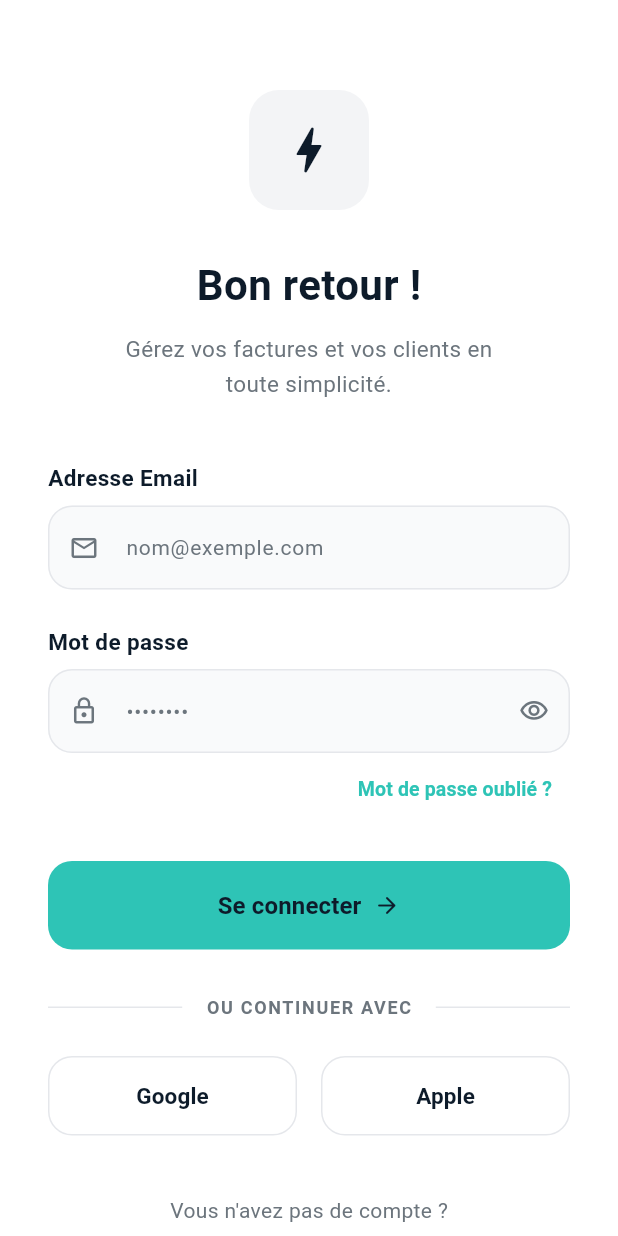
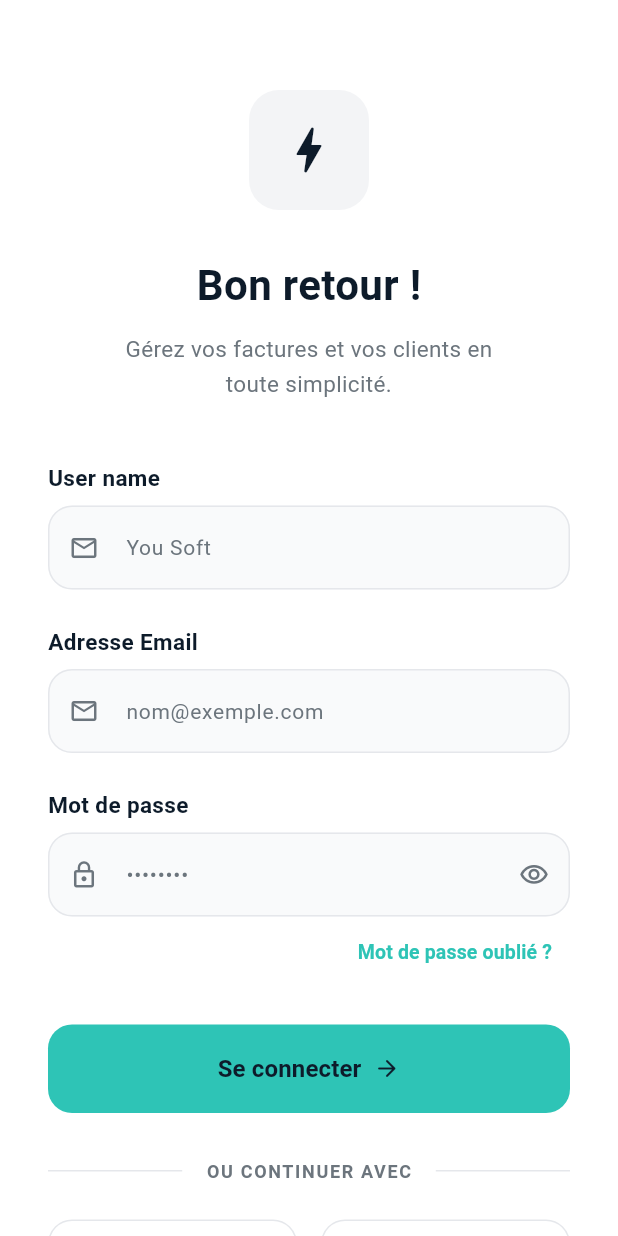
Before and after one commit to D-TECH-DEV/invoksa-mobile, a Flutter app: the screen it shows after launch, on a phone screen of 412 x 824 dp. Run offline on Flutter 3.47's test engine with Material 3 defaults, Android fonts, the phone set to English and light mode, and no system bars; our stand-ins replace flutter_secure_storage; missing offline and left inert: dart:ffi.

Commit message:
auth et liste de client

```diff
--- a/lib/core/services/token_service.dart
+++ b/lib/core/services/token_service.dart
@@ -1,7 +1,7 @@
 import 'package:flutter_secure_storage/flutter_secure_storage.dart';
 
 class TokenService {
-  final _storage = const FlutterSecureStorage();
+  final FlutterSecureStorage _storage = const FlutterSecureStorage();
 
   Future<void> saveToken(String token) async {
     await _storage.write(key: 'jwt_token', value: token);
--- a/lib/models/client.dart
+++ b/lib/models/client.dart
@@ -6,8 +6,8 @@ class Client {
   final String name;
   final String email;
   final String phone;
-  final String address;
-  final User? user;
+  final String? address;
+  //final User? user;
   final DateTime createdAt;
   final DateTime updatedAt;
   final List<Invoice>? invoices;
@@ -17,8 +17,8 @@ class Client {
     required this.name,
     required this.email,
     required this.phone,
-    required this.address,
-    this.user,
+    this.address,
+    //this.user,
     DateTime? createdAt,
     DateTime? updatedAt,
     this.invoices,
@@ -27,16 +27,10 @@ class Client {
 
   factory Client.fromJson(Map<String, dynamic> json) => Client(
     id: json['id'],
-    name: json['name'],
-    email: json['email'],
-    phone: json['phone'],
+    name: json['name'] ?? '',
+    email: json['email'] ?? '',
+    phone: json['phone'] ?? '',
     address: json['address'],
-    user: json['user'] != null ? User.fromJson(json['user']) : null,
-    createdAt: DateTime.parse(json['createdAt']),
-    updatedAt: DateTime.parse(json['updatedAt']),
-    invoices: json['invoices'] != null
-        ? List<Invoice>.from(json['invoices'].map((x) => Invoice.fromJson(x)))
-        : [],
   );
 
   Map<String, dynamic> toJson() => {
@@ -45,7 +39,7 @@ class Client {
     'email': email,
     'phone': phone,
     'address': address,
-    'user': user?.toJson(),
+    //'user': user?.toJson(),
     'createdAt': createdAt.toIso8601String(),
     'updatedAt': updatedAt.toIso8601String(),
     'invoices': invoices?.map((x) => x.toJson()).toList(),
--- a/lib/models/user.dart
+++ b/lib/models/user.dart
@@ -27,13 +27,13 @@ class User {
 
   factory User.fromJson(Map<String, dynamic> json) => User(
     id: json['id'],
-    username: json['username'],
-    email: json['email'],
+    username: json['username'] ?? '',
+    email: json['email'] ?? '',
     password: json['password'] ?? '',
-    role: json['role'],
+    role: json['role'] ?? 'USER',
     emailVerified: json['emailVerified'] ?? false,
-    createdAt: DateTime.parse(json['createdAt']),
-    updatedAt: DateTime.parse(json['updatedAt']),
+    createdAt: json['createdAt'] != null ? DateTime.parse(json['createdAt']) : DateTime.now(),
+    updatedAt: json['updatedAt'] != null ? DateTime.parse(json['updatedAt']) : DateTime.now(),
     clients: json['clients'] != null
         ? List<Client>.from(json['clients'].map((x) => Client.fromJson(x)))
         : [],
@@ -41,9 +41,9 @@ class User {
 
   Map<String, dynamic> toJson() => {
     'id': id,
-    'username': username,
-    'email': email,
-    'password': password,
+    'username': username ?? "",
+    'email': email ?? "",
+    'password': password ?? "",
     'role': role,
     'emailVerified': emailVerified,
     'createdAt': createdAt.toIso8601String(),
--- a/lib/repositories/auth_repository.dart
+++ b/lib/repositories/auth_repository.dart
@@ -2,27 +2,62 @@ import 'dart:convert';
 import 'package:http/http.dart' as http;
 import 'package:invoksa/core/constants/api_constants.dart';
 import 'package:invoksa/core/services/api_service.dart';
+import '../core/services/token_service.dart';
 import '../models/user.dart';
 
 class AuthRepository {
-  final String baseUrl = "http://10.0.2.2:8080/api";
+  final ApiService _apiService = ApiService();
+  final TokenService _tokenService = TokenService();
 
-  Future<User> login(String email, String password) async {
+  Future<Map<String, dynamic>> login(String username, String email, String password) async {
     final response = await http.post(
       Uri.parse(ApiConstants.login),
       headers: {
         'Content-Type': 'application/json',
       },
       body: jsonEncode({
+        "username": username,
         "email": email,
         "password": password,
       }),
     );
 
+    final Map<String, dynamic> data = jsonDecode(response.body);
+
     if (response.statusCode == 200) {
-      return User.fromJson(jsonDecode(response.body));
+      _tokenService.saveToken(data['token']);
+      return {
+        "user": User.fromJson(data['user']),
+        //"token": data['token'],
+      };
     } else {
-      throw Exception("Email ou mot de passe incorrect");
+      throw Exception(data['error'] ?? "Email ou mot de passe incorrect !");
+    }
+  }
+
+  Future<User> register(String username, String email, String password) async {
+    final response = await http.post(
+      Uri.parse(ApiConstants.register),
+      headers: {
+        'Content-Type': 'application/json',
+      },
+      body: jsonEncode({
+        "username": username,
+        "email": email,
+        "password": password,
+        "role": "ROLE_USER"
+      }),
+    );
+
+    final Map<String, dynamic> data = jsonDecode(response.body);
+
+    if (response.statusCode == 200 || response.statusCode == 201) {
+      if (data.containsKey('user')) {
+         return User.fromJson(data['user']);
+      }
+      return User.fromJson(data);
+    } else {
+      throw Exception(data['message'] ?? "Erreur lors de l'inscription");
     }
   }
 }
--- a/lib/views/auth/login_screen.dart
+++ b/lib/views/auth/login_screen.dart
@@ -1,14 +1,31 @@
 import 'package:flutter/material.dart';
 import '../../core/routes/app_routes.dart';
+import '../../view_models/auth/login_viewmodel.dart';
 import 'widgets/auth_widgets.dart';
 import '../../core/constants/app_colors.dart';
 import '../../core/constants/app_spacing.dart';
 
-class LoginScreen extends StatelessWidget {
-  const LoginScreen({Key? key}) : super(key: key);
+class LoginScreen extends StatefulWidget {
+  const LoginScreen({super.key});
+
+  @override
+  State<LoginScreen> createState() => _LoginScreenState();
+}
+
+class _LoginScreenState extends State<LoginScreen> {
+  final LoginViewModel _viewModel = LoginViewModel();
+
+  @override
+  void dispose() {
+    _viewModel.dispose();
+    super.dispose();
+  }
 
   @override
   Widget build(BuildContext context) {
+    return ListenableBuilder(
+      listenable: _viewModel,
+      builder: (context, child) {
         return Scaffold(
           backgroundColor: Colors.white,
           body: SafeArea(
@@ -18,7 +35,6 @@ class LoginScreen extends StatelessWidget {
                 children: [
                   const SizedBox(height: 60),
 
-              /// Logo Container
                   Container(
                     padding: const EdgeInsets.all(20),
                     decoration: BoxDecoration(
@@ -57,19 +73,53 @@ class LoginScreen extends StatelessWidget {
 
                   const SizedBox(height: 40),
 
-              const AuthTextField(
-                label: 'Adresse Email',
-                hint: 'nom@exemple.com',
+                  if (_viewModel.errorMessage != null) ...[
+                    Container(
+                      padding: const EdgeInsets.all(12),
+                      decoration: BoxDecoration(
+                        color: Colors.red.withOpacity(0.1),
+                        borderRadius: BorderRadius.circular(8),
+                      ),
+                      child: Row(
+                        children: [
+                          const Icon(Icons.error_outline, color: Colors.red, size: 20),
+                          const SizedBox(width: 12),
+                          Expanded(
+                            child: Text(
+                              _viewModel.errorMessage!,
+                              style: const TextStyle(color: Colors.red, fontSize: 13),
+                            ),
+                          ),
+                        ],
+                      ),
+                    ),
+                    const SizedBox(height: 20),
+                  ],
+
+                  AuthTextField(
+                    label: 'User name',
+                    hint: 'You Soft',
                     icon: Icons.mail_outline,
+                    controller: _viewModel.nameController,
                   ),
 
                   const SizedBox(height: AppSpacing.lg),
 
-              const AuthTextField(
+                  AuthTextField(
+                    label: 'Adresse Email',
+                    hint: 'nom@exemple.com',
+                    icon: Icons.mail_outline,
+                    controller: _viewModel.emailController,
+                  ),
+
+                  const SizedBox(height: AppSpacing.lg),
+
+                  AuthTextField(
                     label: 'Mot de passe',
                     hint: '••••••••',
                     icon: Icons.lock_outline,
                     isPassword: true,
+                    controller: _viewModel.passwordController,
                   ),
 
                   Align(
@@ -89,11 +139,16 @@ class LoginScreen extends StatelessWidget {
 
                   const SizedBox(height: AppSpacing.lg),
 
-              PrimaryAuthButton(
+                  _viewModel.isLoading
+                    ? const CircularProgressIndicator(color: Color(0xFF2EC4B6))
+                    : PrimaryAuthButton(
                         text: 'Se connecter',
                         icon: Icons.arrow_forward_rounded,
-                onPressed: () {
+                        onPressed: () async {
+                          final success = await _viewModel.login();
+                          if (success && mounted) {
                             Navigator.pushReplacementNamed(context, AppRoutes.main);
+                          }
                         },
                       ),
 
@@ -120,7 +175,7 @@ class LoginScreen extends StatelessWidget {
 
                   TextButton(
                     onPressed: () {
-                  Navigator.pushReplacementNamed(context, AppRoutes.register);
+                      Navigator.pushNamed(context, AppRoutes.register);
                     },
                     child: const Text(
                       'Créer un compte gratuitement',
@@ -139,4 +194,6 @@ class LoginScreen extends StatelessWidget {
           ),
         );
       }
+    );
   }
+}
--- a/lib/views/auth/widgets/auth_widgets.dart
+++ b/lib/views/auth/widgets/auth_widgets.dart
@@ -10,12 +10,15 @@ class AuthTextField extends StatelessWidget {
   final IconData icon;
   final bool isPassword;
 
+  final TextEditingController? controller;
+
   const AuthTextField({
     Key? key,
     required this.label,
     required this.hint,
     required this.icon,
     this.isPassword = false,
+    this.controller,
   }) : super(key: key);
 
   @override
@@ -33,6 +36,7 @@ class AuthTextField extends StatelessWidget {
         ),
         const SizedBox(height: AppSpacing.sm),
         TextField(
+          controller: controller,
           obscureText: isPassword,
           style: const TextStyle(color: Color(0xFF0D1B2A)),
           decoration: InputDecoration(
--- a/lib/views/main_layout.dart
+++ b/lib/views/main_layout.dart
@@ -17,7 +17,7 @@ class _MainLayoutState extends State<MainLayout> {
   final List<Widget> _screens = [
     const DashboardScreen(),
     const InvoiceListScreen(),
-    const ClientsScreen(),
+    ClientsScreen(),
   ];
 
   @override
--- a/lib/views/splash/splash_viewmodel.dart
+++ /dev/null
@@ -1,5 +0,0 @@
-import 'package:flutter/material.dart';
-
-class SplashViewModel extends ChangeNotifier {
-  // Logic for splash screen initialization and navigation delay
-}
```
Also changed, not shown: lib/core/constants/api_constants.dart (+7 -7 lines), lib/core/services/api_service.dart (+18 -22 lines), lib/repositories/client_repository.dart (added, +24 -0 lines), lib/view_models/auth/login_viewmodel.dart (+25 -5 lines), lib/view_models/auth/register_viewmodel.dart (+51 -0 lines), lib/view_models/clients/client_viewmodel.dart (+39 -2 lines), lib/view_models/splash/splash_viewmodel.dart (added, +31 -0 lines), lib/views/auth/register_screen.dart (+67 -10 lines), lib/views/clients/clients_screen.dart (+46 -46 lines), lib/views/clients/widgets/client_card.dart (+6 -4 lines), lib/views/shared/avatar_profil.dart (added, +47 -0 lines), lib/views/splash/splash_screen.dart (+6 -2 lines). Lines whose indentation alone changed are shown as unchanged.
